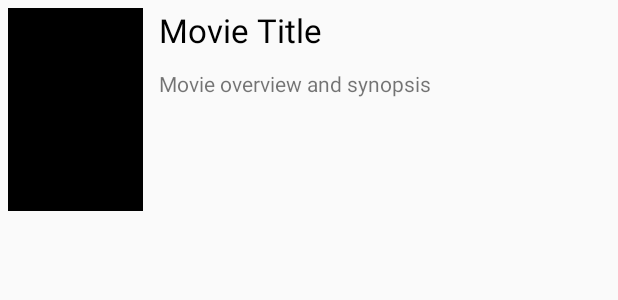
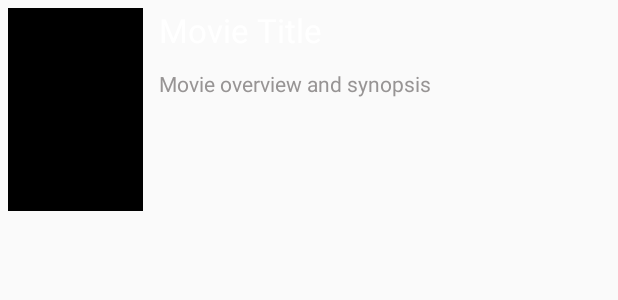
Before and after one commit to Rafoto/Flixster, an Android app: the layout item_movie.xml on its own in the app's theme, with its tools: preview values and no code run, on a phone screen of 412 x 824 dp. Shown: the top 300 px of the screen. Run offline under Robolectric (Android 15) with nearby library versions, the phone set to English and light mode, and no system bars.

```diff
--- a/app/build.gradle
+++ b/app/build.gradle
@@ -31,4 +31,6 @@ dependencies {
     implementation 'androidx.recyclerview:recyclerview:1.0.0'
     annotationProcessor 'com.github.bumptech.glide:compiler:4.8.0'
     implementation 'jp.wasabeef:glide-transformations:2.0.2'
+    implementation 'org.parceler:parceler-api:1.1.12'
+    annotationProcessor 'org.parceler:parceler:1.1.12'
 }
--- a/app/src/main/AndroidManifest.xml
+++ b/app/src/main/AndroidManifest.xml
@@ -1,7 +1,9 @@
 <?xml version="1.0" encoding="utf-8"?>
 <manifest xmlns:android="http://schemas.android.com/apk/res/android"
     package="com.example.flickster">
+
     <uses-permission android:name="android.permission.INTERNET" />
+
     <application
         android:allowBackup="true"
         android:icon="@mipmap/ic_launcher"
@@ -9,6 +11,7 @@
         android:roundIcon="@mipmap/ic_launcher_round"
         android:supportsRtl="true"
         android:theme="@style/AppTheme">
+        <activity android:name=".MovieDetailsActivity"></activity>
         <activity android:name=".MovieListActivity">
             <intent-filter>
                 <action android:name="android.intent.action.MAIN" />
--- a/app/src/main/java/com/example/flickster/MovieListActivity.java
+++ b/app/src/main/java/com/example/flickster/MovieListActivity.java
@@ -61,6 +61,7 @@ public class MovieListActivity extends AppCompatActivity {
         getConfiguration();
 
     }
+
     // get the list of currently playing movies from the API
     private void getNowPlaying() {
         // create the url
--- a/app/src/main/res/layout-land/item_movie.xml
+++ b/app/src/main/res/layout-land/item_movie.xml
@@ -34,7 +34,7 @@
         android:layout_toEndOf="@+id/ivBackdropImage"
         android:layout_toRightOf="@+id/ivBackdropImage"
         android:text="Movie Title"
-        android:textColor="#000000"
+        android:textColor="#FFFFFF"
         android:textSize="18sp" />
 
     <TextView
@@ -51,5 +51,6 @@
         android:layout_marginRight="0dp"
         android:layout_toEndOf="@+id/ivBackdropImage"
         android:layout_toRightOf="@+id/ivBackdropImage"
-        android:text="TextView" />
+        android:text="TextView"
+        android:textColor="#979494" />
 </RelativeLayout>
--- a/app/src/main/res/layout/activity_main.xml
+++ b/app/src/main/res/layout/activity_main.xml
@@ -9,6 +9,7 @@
     <androidx.recyclerview.widget.RecyclerView
         android:id="@+id/rvMovies"
         android:layout_width="match_parent"
-        android:layout_height="match_parent" />
+        android:layout_height="match_parent"
+        android:background="#000000" />
 
 </RelativeLayout>
--- a/app/src/main/res/layout/item_movie.xml
+++ b/app/src/main/res/layout/item_movie.xml
@@ -27,7 +27,8 @@
         android:layout_toEndOf="@+id/ivPosterImage"
         android:layout_toRightOf="@+id/ivPosterImage"
         android:text="Movie overview and synopsis"
-        android:textAppearance="@style/TextAppearance.AppCompat.Small" />
+        android:textAppearance="@style/TextAppearance.AppCompat.Small"
+        android:textColor="#979494" />
 
 
     <TextView
@@ -43,5 +44,5 @@
         android:layout_toRightOf="@+id/ivPosterImage"
         android:text="Movie Title"
         android:textAppearance="@style/TextAppearance.AppCompat.Large"
-        android:textColor="#000000" />
+        android:textColor="#FFFFFF" />
 </RelativeLayout>
```
Also changed, not shown: app/src/main/java/com/example/flickster/MovieDetailsActivity.java (added, +14 -0 lines), app/src/main/res/layout/activity_movie_details.xml (added, +9 -0 lines).
